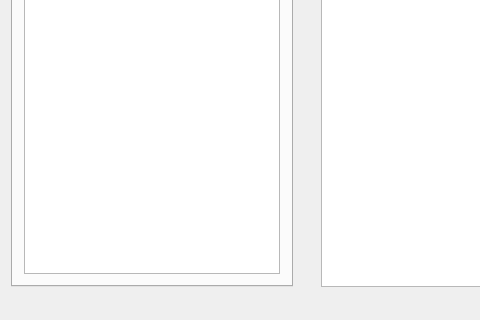
This is rsase/SGBag/ui/fenetreprincipale.ui in padenot/usdp as Qt 5 draws it before an edit; both pictures show x 0 to 480 and y 352 to 672 of the 1146 by 672 pixel window. The edited form follows.
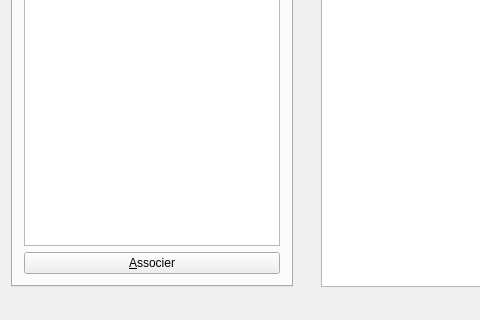
This is the edited form. The open tabs and pages were chosen to show the change. Icons and pictures are not drawn.

Patch:
```diff
--- a/rsase/SGBag/ui/fenetreprincipale.ui
+++ b/rsase/SGBag/ui/fenetreprincipale.ui
@@ -159,7 +159,42 @@
           </layout>
          </item>
          <item row="1" column="0">
-          <widget class="QTableView" name="tableView"/>
+          <widget class="QTableView" name="volTableView">
+           <property name="editTriggers">
+            <set>QAbstractItemView::NoEditTriggers</set>
+           </property>
+           <property name="showDropIndicator" stdset="0">
+            <bool>false</bool>
+           </property>
+           <property name="alternatingRowColors">
+            <bool>true</bool>
+           </property>
+           <property name="selectionMode">
+            <enum>QAbstractItemView::SingleSelection</enum>
+           </property>
+           <property name="selectionBehavior">
+            <enum>QAbstractItemView::SelectRows</enum>
+           </property>
+           <property name="showGrid">
+            <bool>false</bool>
+           </property>
+           <property name="gridStyle">
+            <enum>Qt::NoPen</enum>
+           </property>
+           <property name="cornerButtonEnabled">
+            <bool>false</bool>
+           </property>
+           <attribute name="verticalHeaderVisible">
+            <bool>false</bool>
+           </attribute>
+          </widget>
+         </item>
+         <item row="2" column="0">
+          <widget class="QPushButton" name="volAssocierButton">
+           <property name="text">
+            <string>&amp;Associer</string>
+           </property>
+          </widget>
          </item>
         </layout>
        </widget>
```
Left out of the diff: 8 changed lines with no effect on the pictures.
